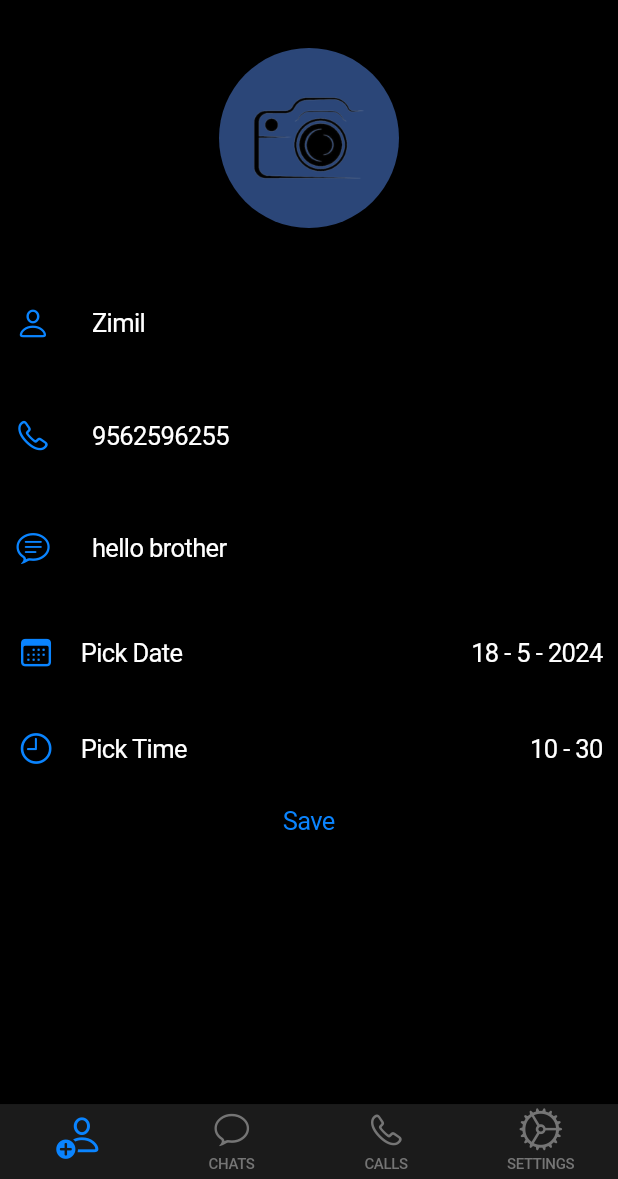
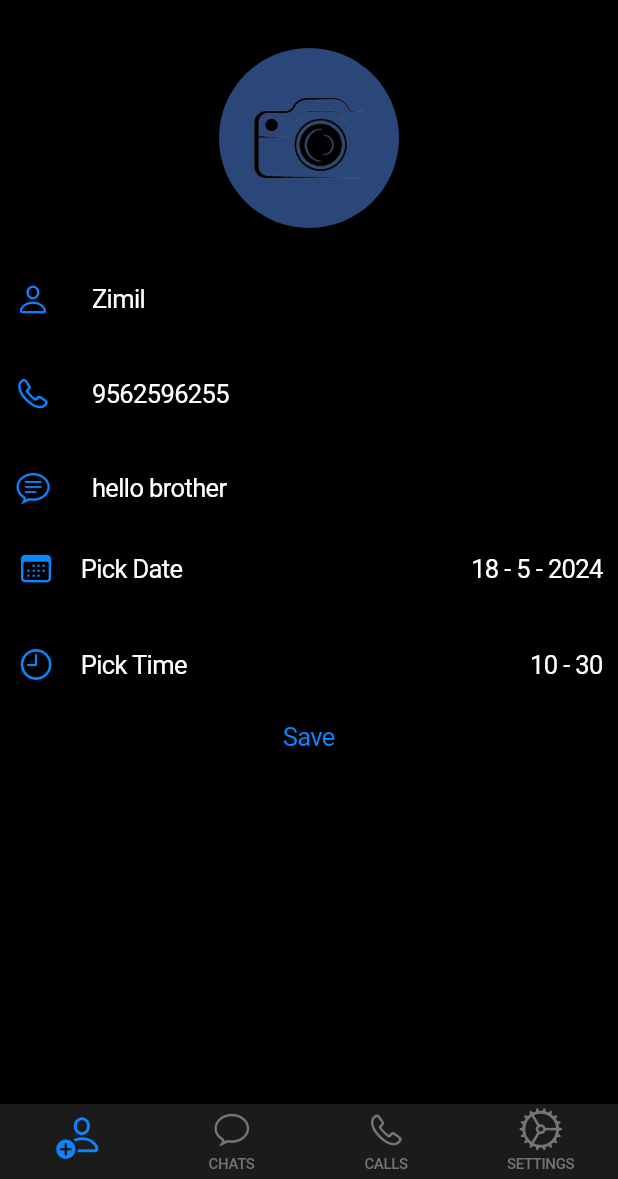
Before and after one commit to Aksharpatel06/plarfrom_converter_app, a Flutter app: the screen it shows after launch, on a phone screen of 412 x 824 dp, the part 57-1236 px from its top. Run offline on Flutter 3.47's test engine with Material 3 defaults, Android fonts, the phone set to English and light mode, and no system bars; our stand-ins replace image_picker.

Commit message:
18-05-2024

```diff
--- a/lib/adaptive/call_field_adaptive.dart
+++ b/lib/adaptive/call_field_adaptive.dart
@@ -55,30 +55,18 @@ class CallFieldAdaptive extends StatelessWidget {
          key: providertrue!.globalKey,
          child: Column(
            children: [
-             SizedBox(
-               height: 20,
-             ),
              cupertinotextfild(
                  iconData: CupertinoIcons.person,
                  textEditingController: providertrue!.txtname,
                  name: 'Full Name',context: context),
-             SizedBox(
-               height: 20,
-             ),
              cupertinotextfild(
                  iconData: CupertinoIcons.phone,
                  textEditingController: providertrue!.txtnum,
                  name: 'Phone Number',context: context,textInputType: TextInputType.number,),
-             SizedBox(
-               height: 20,
-             ),
              cupertinotextfild(
                  iconData: CupertinoIcons.chat_bubble_text,
                  textEditingController: providertrue!.txtchat,
                  name: 'Chat Conversation',context: context),
-             SizedBox(
-               height: 20,
-             ),
            ],
          ),
        );
--- a/lib/view/homescreen/componects/cupertino_textfiled.dart
+++ b/lib/view/homescreen/componects/cupertino_textfiled.dart
@@ -4,19 +4,18 @@ import 'package:provider/provider.dart';
 import '../../../provider/screen_provider.dart';
 import '../../../utils/global_variable.dart';
 
-Row cupertinotextfild(
+Widget cupertinotextfild(
     {IconData? iconData,
     String? name,
     required TextEditingController textEditingController,
     required BuildContext context,TextInputType? textInputType}) {
   providerfalse = Provider.of<PlatfromProvider>(context, listen: false);
   providertrue = Provider.of<PlatfromProvider>(context, listen: true);
-  return Row(
+  return Padding(
+    padding: const EdgeInsets.symmetric(vertical: 8.0),
+    child: Row(
       children: [
         Icon(iconData),
-      SizedBox(
-        width: 10,
-      ),
         Expanded(
           child: CupertinoTextFormFieldRow(
             validator: (value) {
@@ -41,7 +40,6 @@ Row cupertinotextfild(
             controller: textEditingController,
             placeholder: name,
             textInputAction: TextInputAction.next,
-          padding: EdgeInsets.all(10),
             decoration: BoxDecoration(
               border: Border.all(width: 0.5),
               borderRadius: BorderRadius.circular(3),
@@ -49,5 +47,6 @@ Row cupertinotextfild(
           ),
         ),
       ],
+    ),
   );
 }
```
Also changed, not shown: lib/adaptive/profile_adaptive.dart (+22 -36 lines), lib/adaptive/profile_theme_change_adapative.dart (+6 -2 lines), lib/view/homescreen/componects/matrial_textfiled.dart (+18 -4 lines). Lines whose indentation alone changed are shown as unchanged.
